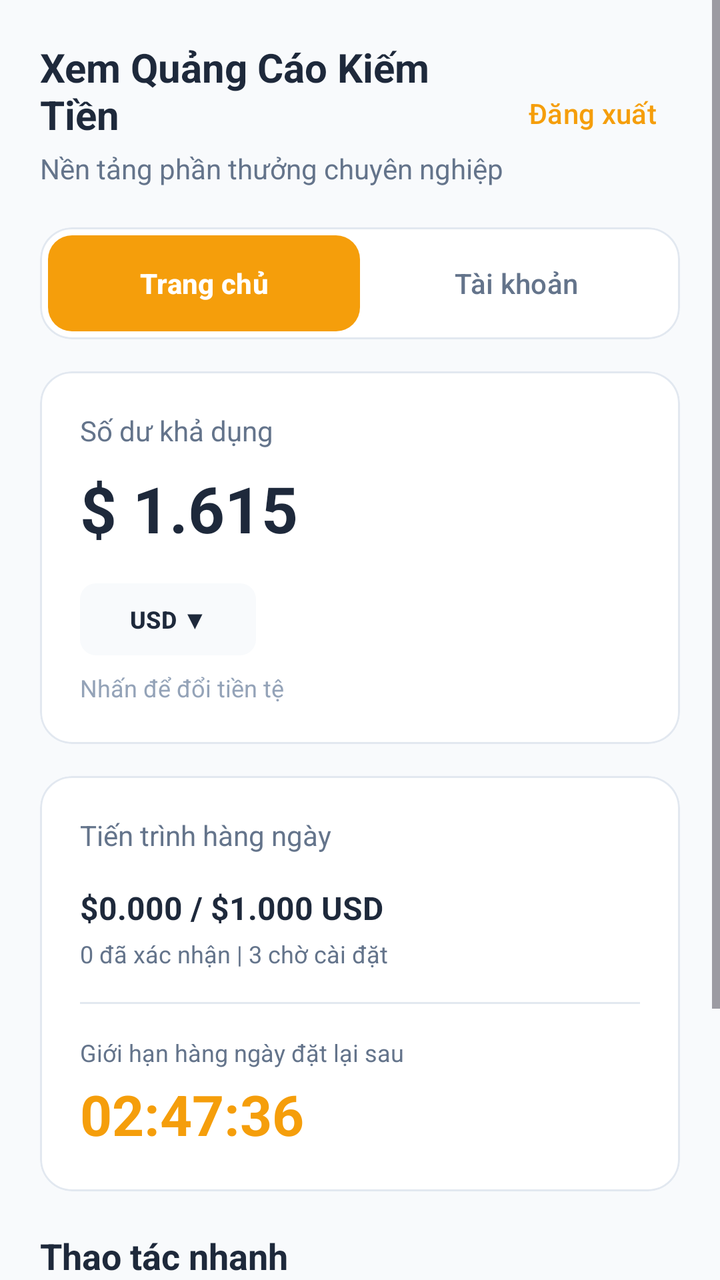
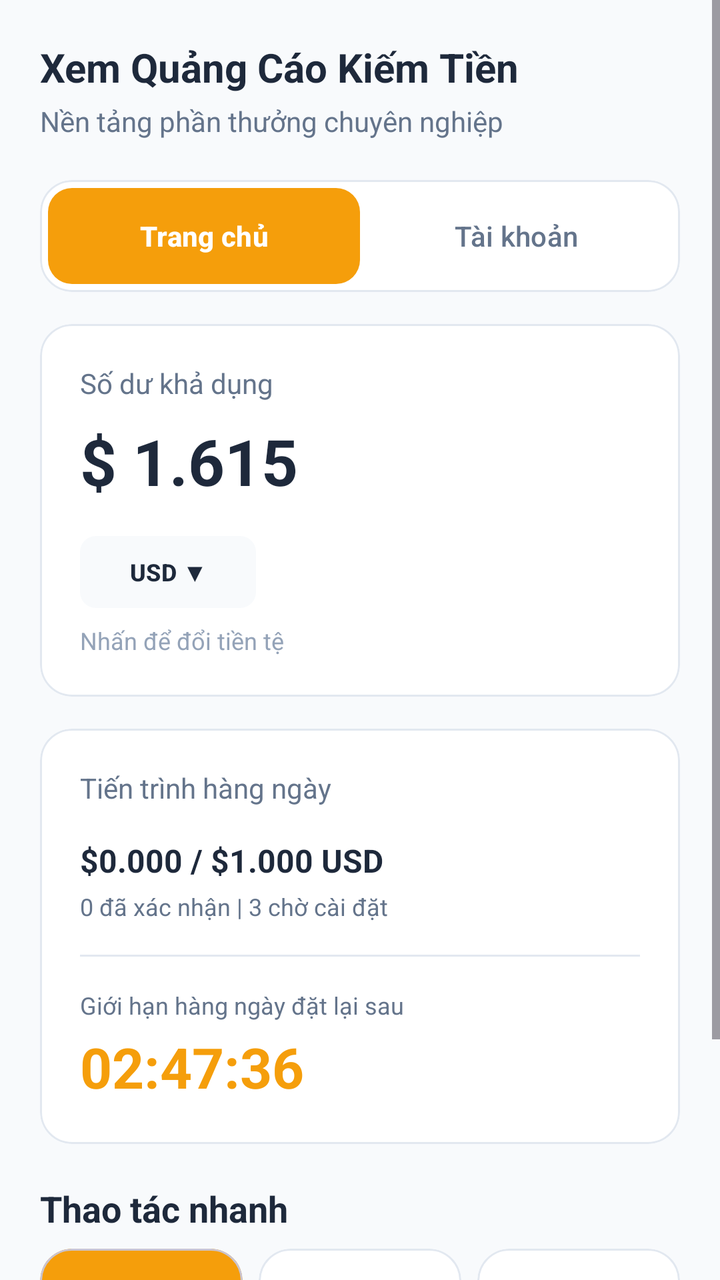

The first picture is an Android layout as it rendered before a commit; the second is the same layout after the commit. The layout source and the unified diff follow.
<!-- AndroidManifest.xml: application theme Theme.View2Earn -->
<!-- res/layout/activity_main.xml -->
<?xml version="1.0" encoding="utf-8"?>
<ScrollView xmlns:android="http://schemas.android.com/apk/res/android"
    xmlns:app="http://schemas.android.com/apk/res-auto"
    xmlns:tools="http://schemas.android.com/tools"
    android:id="@+id/activity_main"
    android:layout_width="match_parent"
    android:layout_height="match_parent"
    android:background="@color/neutral_bg"
    android:fillViewport="true"
    tools:context=".MainActivity">

    <LinearLayout
        android:layout_width="match_parent"
        android:layout_height="wrap_content"
        android:orientation="vertical"
        android:padding="@dimen/spacing_lg">

        
        <LinearLayout
            android:layout_width="match_parent"
            android:layout_height="wrap_content"
            android:gravity="center_vertical"
            android:orientation="horizontal">

            <LinearLayout
                android:layout_width="0dp"
                android:layout_height="wrap_content"
                android:layout_weight="1"
                android:orientation="vertical">

                <TextView
                    android:id="@+id/tvAppTitle"
                    android:layout_width="wrap_content"
                    android:layout_height="wrap_content"
                    android:text="@string/main_header_title"
                    android:textColor="@color/text_primary"
                    android:textSize="@dimen/text_screen_header"
                    android:textStyle="bold" />

                <TextView
                    android:id="@+id/tvAppSubtitle"
                    android:layout_width="wrap_content"
                    android:layout_height="wrap_content"
                    android:layout_marginTop="@dimen/spacing_xs"
                    android:text="@string/main_header_subtitle"
                    android:textColor="@color/text_secondary"
                    android:textSize="@dimen/text_secondary" />
            </LinearLayout>

            <com.google.android.material.button.MaterialButton
                android:id="@+id/btnLogout"
                style="@style/Widget.Material3.Button.TextButton"
                android:layout_width="wrap_content"
                android:layout_height="wrap_content"
                android:text="Đăng xuất"
                android:textColor="@color/primary"
                android:textSize="@dimen/text_button" />
        </LinearLayout>

        
        <com.google.android.material.card.MaterialCardView
            android:layout_width="match_parent"
            android:layout_height="wrap_content"
            android:layout_marginTop="@dimen/spacing_lg"
            app:cardBackgroundColor="@color/surface"
            app:cardCornerRadius="@dimen/corner_radius_lg"
            app:cardElevation="0dp"
            app:strokeColor="@color/border_color"
            app:strokeWidth="1dp">

            <LinearLayout
                android:layout_width="match_parent"
                android:layout_height="wrap_content"
                android:orientation="horizontal"
                android:padding="@dimen/spacing_xs">

                <com.google.android.material.button.MaterialButton
                    android:id="@+id/btnTabHome"
                    android:layout_width="0dp"
                    android:layout_height="wrap_content"
                    android:layout_weight="1"
                    android:insetTop="0dp"
                    android:insetBottom="0dp"
                    android:text="@string/tab_home"
                    android:textColor="@color/on_primary"
                    android:textSize="@dimen/text_button"
                    android:textStyle="bold"
                    app:backgroundTint="@color/primary"
                    app:cornerRadius="@dimen/corner_radius_md" />

                <com.google.android.material.button.MaterialButton
                    android:id="@+id/btnTabAccount"
                    style="@style/Widget.Material3.Button.TextButton"
                    android:layout_width="0dp"
                    android:layout_height="wrap_content"
                    android:layout_weight="1"
                    android:insetTop="0dp"
                    android:insetBottom="0dp"
                    android:text="@string/tab_account"
                    android:textColor="@color/text_secondary"
                    android:textSize="@dimen/text_button"
                    app:cornerRadius="@dimen/corner_radius_md" />
            </LinearLayout>
        </com.google.android.material.card.MaterialCardView>

        
        <com.google.android.material.card.MaterialCardView
            android:layout_width="match_parent"
            android:layout_height="wrap_content"
            android:layout_marginTop="@dimen/spacing_md"
            app:cardBackgroundColor="@color/surface"
            app:cardCornerRadius="@dimen/corner_radius_lg"
            app:cardElevation="0dp"
            app:strokeColor="@color/border_color"
            app:strokeWidth="1dp">

            <LinearLayout
                android:layout_width="match_parent"
                android:layout_height="wrap_content"
                android:orientation="vertical"
                android:padding="@dimen/spacing_lg">

                <TextView
                    android:layout_width="wrap_content"
                    android:layout_height="wrap_content"
                    android:text="@string/label_available_balance"
                    android:textColor="@color/text_secondary"
                    android:textSize="@dimen/text_secondary" />

                <TextView
                    android:id="@+id/tvBalance"
                    android:layout_width="wrap_content"
                    android:layout_height="wrap_content"
                    android:layout_marginTop="@dimen/spacing_sm"
                    android:text="@string/sample_balance"
                    android:textColor="@color/text_primary"
                    android:textSize="@dimen/text_big_number"
                    android:textStyle="bold" />

                <com.google.android.material.button.MaterialButton
                    android:id="@+id/btnCurrency"
                    style="@style/Widget.Material3.Button.TonalButton"
                    android:layout_width="wrap_content"
                    android:layout_height="36dp"
                    android:layout_marginTop="@dimen/spacing_md"
                    android:insetTop="0dp"
                    android:insetBottom="0dp"
                    android:paddingHorizontal="@dimen/spacing_md"
                    android:paddingVertical="0dp"
                    android:text="@string/currency_usd"
                    android:textColor="@color/text_primary"
                    android:textSize="@dimen/text_caption"
                    android:textStyle="bold"
                    app:backgroundTint="@color/neutral_bg"
                    app:cornerRadius="@dimen/corner_radius_sm" />

                <TextView
                    android:layout_width="wrap_content"
                    android:layout_height="wrap_content"
                    android:layout_marginTop="@dimen/spacing_sm"
                    android:text="@string/subtext_change_currency"
                    android:textColor="@color/text_hint"
                    android:textSize="@dimen/text_caption" />
            </LinearLayout>
        </com.google.android.material.card.MaterialCardView>

        
        <com.google.android.material.card.MaterialCardView
            android:layout_width="match_parent"
            android:layout_height="wrap_content"
            android:layout_marginTop="@dimen/spacing_md"
            app:cardBackgroundColor="@color/surface"
            app:cardCornerRadius="@dimen/corner_radius_lg"
            app:cardElevation="0dp"
            app:strokeColor="@color/border_color"
            app:strokeWidth="1dp">

            <LinearLayout
                android:layout_width="match_parent"
                android:layout_height="wrap_content"
                android:orientation="vertical"
                android:padding="@dimen/spacing_lg">

                <TextView
                    android:layout_width="wrap_content"
                    android:layout_height="wrap_content"
                    android:text="@string/label_daily_progress"
                    android:textColor="@color/text_secondary"
                    android:textSize="@dimen/text_secondary" />

                <TextView
                    android:id="@+id/tvDailyProgressAmount"
                    android:layout_width="wrap_content"
                    android:layout_height="wrap_content"
                    android:layout_marginTop="@dimen/spacing_md"
                    android:text="@string/sample_daily_amount"
                    android:textColor="@color/text_primary"
                    android:textSize="@dimen/text_body"
                    android:textStyle="bold" />

                <TextView
                    android:id="@+id/tvDailyProgressStatus"
                    android:layout_width="wrap_content"
                    android:layout_height="wrap_content"
                    android:layout_marginTop="@dimen/spacing_xs"
                    android:text="@string/sample_daily_status"
                    android:textColor="@color/text_secondary"
                    android:textSize="@dimen/text_caption" />

                <View
                    android:layout_width="match_parent"
                    android:layout_height="1dp"
                    android:layout_marginVertical="@dimen/spacing_md"
                    android:background="@color/border_color" />

                <TextView
                    android:layout_width="wrap_content"
                    android:layout_height="wrap_content"
                    android:text="@string/label_reset_limit"
                    android:textColor="@color/text_secondary"
                    android:textSize="@dimen/text_caption" />

                <TextView
                    android:id="@+id/tvResetTimer"
                    android:layout_width="wrap_content"
                    android:layout_height="wrap_content"
                    android:layout_marginTop="@dimen/spacing_xs"
                    android:text="@string/sample_reset_timer"
                    android:textColor="@color/primary"
                    android:textSize="@dimen/text_timer"
                    android:textStyle="bold" />
            </LinearLayout>
        </com.google.android.material.card.MaterialCardView>

        
        <TextView
            android:layout_width="wrap_content"
            android:layout_height="wrap_content"
            android:layout_marginTop="@dimen/spacing_lg"
            android:text="@string/section_quick_actions"
            android:textColor="@color/text_primary"
            android:textSize="@dimen/text_section_title"
            android:textStyle="bold" />

        <LinearLayout
            android:layout_width="match_parent"
            android:layout_height="wrap_content"
            android:layout_marginTop="@dimen/spacing_sm"
            android:layout_marginBottom="@dimen/spacing_xl"
            android:orientation="horizontal">

            
            <com.google.android.material.card.MaterialCardView
                android:id="@+id/cardWatchAds"
                android:layout_width="0dp"
                android:layout_height="wrap_content"
                android:layout_marginEnd="@dimen/spacing_xs"
                android:layout_weight="1"
                android:clickable="true"
                android:focusable="true"
                app:cardBackgroundColor="@color/primary"
                app:cardCornerRadius="@dimen/corner_radius_lg"
                app:cardElevation="0dp">

                <LinearLayout
                    android:layout_width="match_parent"
                    android:layout_height="120dp"
                    android:gravity="bottom"
                    android:orientation="vertical"
                    android:padding="@dimen/spacing_md">

                    <TextView
                        android:layout_width="wrap_content"
                        android:layout_height="wrap_content"
                        android:text="@string/action_watch_ads_title"
                        android:textColor="@color/on_primary"
                        android:textSize="@dimen/text_body"
                        android:textStyle="bold" />

                    <TextView
                        android:layout_width="wrap_content"
                        android:layout_height="wrap_content"
                        android:layout_marginTop="@dimen/spacing_xs"
                        android:text="@string/action_watch_ads_desc"
                        android:textColor="@color/on_primary"
                        android:textSize="@dimen/text_caption" />
                </LinearLayout>
            </com.google.android.material.card.MaterialCardView>

            
            <com.google.android.material.card.MaterialCardView
                android:id="@+id/cardRateApp"
                android:layout_width="0dp"
                android:layout_height="wrap_content"
                android:layout_marginHorizontal="@dimen/spacing_xs"
                android:layout_weight="1"
                android:clickable="true"
                android:focusable="true"
                app:cardBackgroundColor="@color/surface"
                app:cardCornerRadius="@dimen/corner_radius_lg"
                app:cardElevation="0dp"
                app:strokeColor="@color/border_color"
                app:strokeWidth="1dp">

                <LinearLayout
                    android:layout_width="match_parent"
                    android:layout_height="120dp"
                    android:gravity="bottom"
                    android:orientation="vertical"
                    android:padding="@dimen/spacing_md">

                    <TextView
                        android:layout_width="wrap_content"
                        android:layout_height="wrap_content"
                        android:text="@string/action_rate_app_title"
                        android:textColor="@color/text_primary"
                        android:textSize="@dimen/text_body"
                        android:textStyle="bold" />

                    <TextView
                        android:layout_width="wrap_content"
                        android:layout_height="wrap_content"
                        android:layout_marginTop="@dimen/spacing_xs"
                        android:text="@string/action_rate_app_desc"
                        android:textColor="@color/text_secondary"
                        android:textSize="@dimen/text_caption" />
                </LinearLayout>
            </com.google.android.material.card.MaterialCardView>

            
            <com.google.android.material.card.MaterialCardView
                android:id="@+id/cardInviteFriends"
                android:layout_width="0dp"
                android:layout_height="wrap_content"
                android:layout_marginStart="@dimen/spacing_xs"
                android:layout_weight="1"
                android:clickable="true"
                android:focusable="true"
                app:cardBackgroundColor="@color/surface"
                app:cardCornerRadius="@dimen/corner_radius_lg"
                app:cardElevation="0dp"
                app:strokeColor="@color/border_color"
                app:strokeWidth="1dp">

                <LinearLayout
                    android:layout_width="match_parent"
                    android:layout_height="120dp"
                    android:gravity="bottom"
                    android:orientation="vertical"
                    android:padding="@dimen/spacing_md">

                    <TextView
                        android:layout_width="wrap_content"
                        android:layout_height="wrap_content"
                        android:text="@string/invite_friends_header"
                        android:textColor="@color/text_primary"
                        android:textSize="@dimen/text_body"
                        android:textStyle="bold" />

                    <TextView
                        android:layout_width="wrap_content"
                        android:layout_height="wrap_content"
                        android:layout_marginTop="@dimen/spacing_xs"
                        android:text="Mời &amp; nhận $1.00"
                        android:textColor="@color/primary"
                        android:textSize="@dimen/text_caption"
                        android:textStyle="bold" />
                </LinearLayout>
            </com.google.android.material.card.MaterialCardView>
        </LinearLayout>

    </LinearLayout>
</ScrollView>
<!-- resources referenced by this layout -->
<resources>
  <color name="border_color">#E2E8F0</color>
  <color name="neutral_bg">#F8FAFC</color>
  <color name="on_primary">#FFFFFF</color>
  <color name="primary">#F59E0B</color>
  <color name="surface">#FFFFFF</color>
  <color name="text_hint">#94A3B8</color>
  <color name="text_primary">#1E293B</color>
  <color name="text_secondary">#64748B</color>
  <dimen name="corner_radius_lg">16dp</dimen>
  <dimen name="corner_radius_md">12dp</dimen>
  <dimen name="corner_radius_sm">8dp</dimen>
  <dimen name="spacing_lg">20dp</dimen>
  <dimen name="spacing_md">16dp</dimen>
  <dimen name="spacing_sm">8dp</dimen>
  <dimen name="spacing_xl">24dp</dimen>
  <dimen name="spacing_xs">4dp</dimen>
  <dimen name="text_big_number">32sp</dimen>
  <dimen name="text_body">16sp</dimen>
  <dimen name="text_button">14sp</dimen>
  <dimen name="text_caption">12sp</dimen>
  <dimen name="text_screen_header">20sp</dimen>
  <dimen name="text_secondary">14sp</dimen>
  <dimen name="text_section_title">18sp</dimen>
  <dimen name="text_timer">28sp</dimen>
  <string name="action_rate_app_desc">Đánh giá trên Google Play</string>
  <string name="action_rate_app_title">Đánh giá ứng dụng</string>
  <string name="action_watch_ads_desc">Kiếm tiền từ quảng cáo</string>
  <string name="action_watch_ads_title">Xem quảng cáo</string>
  <string name="currency_usd">USD  ▼</string>
  <string name="invite_friends_header">Mời bạn bè</string>
  <string name="label_available_balance">Số dư khả dụng</string>
  <string name="label_daily_progress">Tiến trình hàng ngày</string>
  <string name="label_reset_limit">Giới hạn hàng ngày đặt lại sau</string>
  <string name="main_header_subtitle">Nền tảng phần thưởng chuyên nghiệp</string>
  <string name="main_header_title">Xem Quảng Cáo Kiếm Tiền</string>
  <string name="sample_balance">$ 1.615</string>
  <string name="sample_daily_amount">$0.000 / $1.000 USD</string>
  <string name="sample_daily_status">0 đã xác nhận | 3 chờ cài đặt</string>
  <string name="sample_reset_timer">02:47:36</string>
  <string name="section_quick_actions">Thao tác nhanh</string>
  <string name="subtext_change_currency">Nhấn để đổi tiền tệ</string>
  <string name="tab_account">Tài khoản</string>
  <string name="tab_home">Trang chủ</string>
  <style name="Theme.View2Earn" parent="Base.Theme.View2Earn" />
  <style name="Base.Theme.View2Earn" parent="Theme.Material3.Light.NoActionBar">
          
          <item name="colorPrimary">@color/primary</item>
          <item name="colorOnPrimary">@color/on_primary</item>
          <item name="android:windowBackground">@color/neutral_bg</item>
          <item name="android:statusBarColor">@color/neutral_bg</item>
          <item name="android:windowLightStatusBar" tools:targetApi="m">true</item>
      </style>
</resources>

<!-- the commit's change to res/layout/activity_main.xml (unified diff, before → after) -->
@@ -46,15 +46,6 @@
                     android:textColor="@color/text_secondary"
                     android:textSize="@dimen/text_secondary" />
             </LinearLayout>
-
-            <com.google.android.material.button.MaterialButton
-                android:id="@+id/btnLogout"
-                style="@style/Widget.Material3.Button.TextButton"
-                android:layout_width="wrap_content"
-                android:layout_height="wrap_content"
-                android:text="Đăng xuất"
-                android:textColor="@color/primary"
-                android:textSize="@dimen/text_button" />
         </LinearLayout>
 
         
